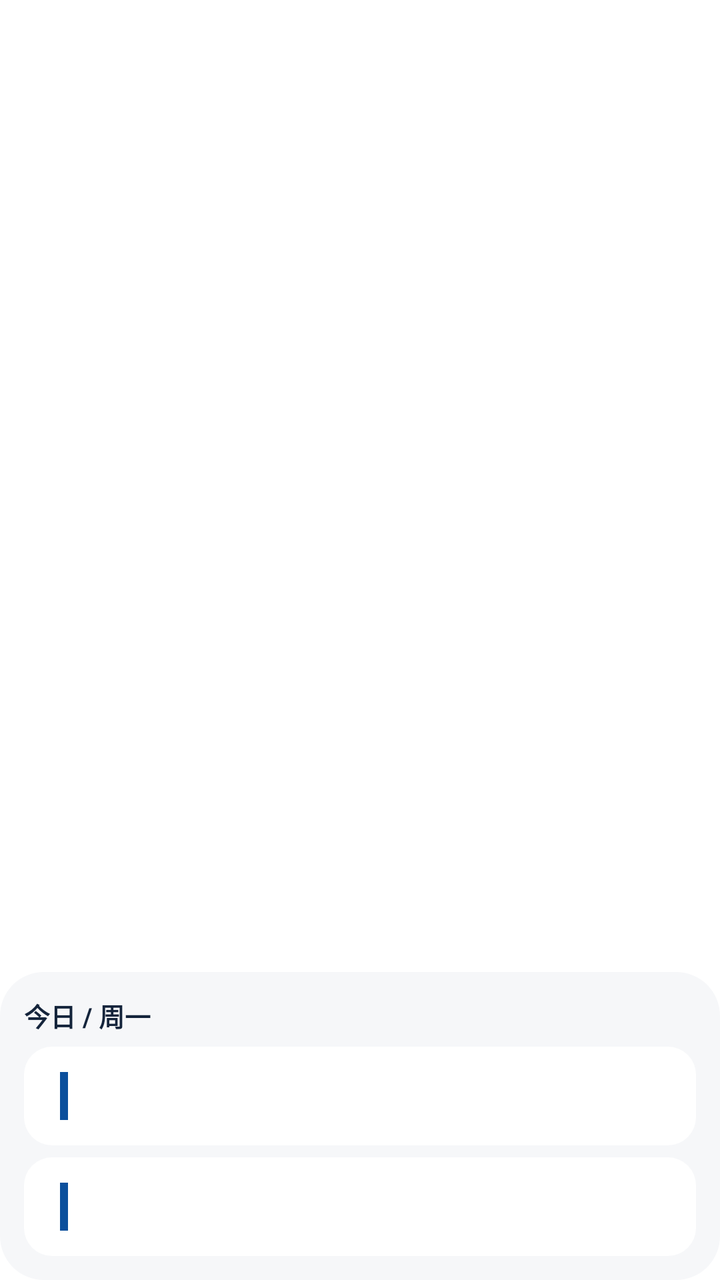
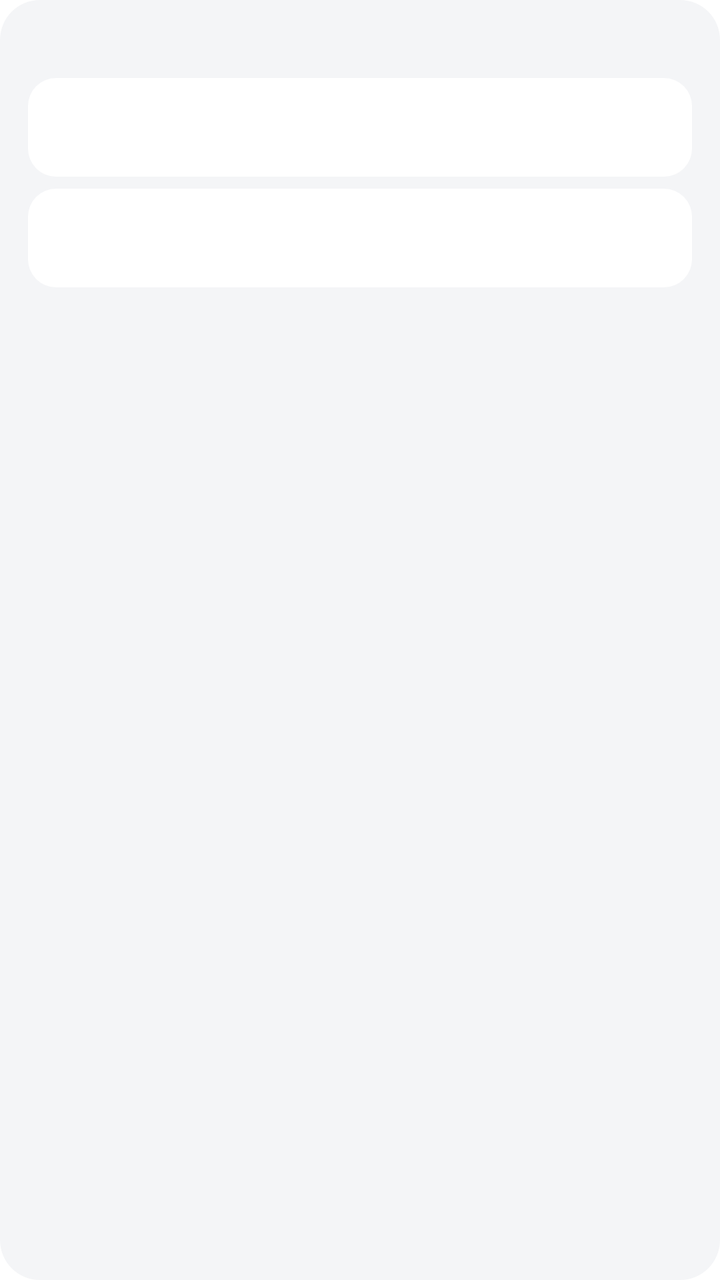

The first picture is an Android layout as it rendered before a commit; the second is the same layout after the commit. The layout source and the unified diff follow.
<!-- AndroidManifest.xml: fallback theme Theme.MaterialComponents.DayNight.NoActionBar -->
<!-- res/layout/widget_timetable_2x4.xml -->
<?xml version="1.0" encoding="utf-8"?>
<FrameLayout xmlns:android="http://schemas.android.com/apk/res/android"
    android:id="@+id/widget_root"
    android:layout_width="match_parent"
    android:layout_height="match_parent"
    android:background="@android:color/transparent">

    <LinearLayout
        android:id="@+id/widget_card"
        android:layout_width="match_parent"
        android:layout_height="wrap_content"
        android:layout_gravity="bottom"
        android:orientation="vertical"
        android:padding="12dp"
        android:background="@drawable/widget_bg">

        <LinearLayout
            android:layout_width="match_parent"
            android:layout_height="wrap_content"
            android:orientation="horizontal">

            <TextView
                android:id="@+id/widget_today"
                android:layout_width="0dp"
                android:layout_height="wrap_content"
                android:layout_weight="1"
                android:text="今日 / 周一"
                android:textSize="13sp"
                android:textStyle="bold"
                android:textColor="#14243B" />

            <TextView
                android:id="@+id/widget_week"
                android:layout_width="wrap_content"
                android:layout_height="wrap_content"
                android:text=""
                android:textSize="12sp"
                android:textColor="#5D7392" />
        </LinearLayout>

        <FrameLayout
            android:layout_width="match_parent"
            android:layout_height="wrap_content"
            android:layout_marginTop="6dp"
            android:minHeight="60dp">

            <TextView
                android:id="@+id/widget_status"
                android:layout_width="match_parent"
                android:layout_height="match_parent"
                android:gravity="center"
                android:textSize="16sp"
                android:textColor="#5D7392"
                android:text="" />

            <LinearLayout
                android:id="@+id/widget_items"
                android:layout_width="match_parent"
                android:layout_height="wrap_content"
                android:orientation="vertical">

                <LinearLayout
                    android:id="@+id/widget_item1"
                    android:layout_width="match_parent"
                    android:layout_height="wrap_content"
                    android:minHeight="40dp"
                    android:orientation="horizontal"
                    android:gravity="center_vertical"
                    android:padding="8dp"
                    android:background="@drawable/widget_row_bg">

                    <TextView
                        android:id="@+id/widget_item1_time"
                        android:layout_width="wrap_content"
                        android:layout_height="wrap_content"
                        android:gravity="center"
                        android:textSize="10.5sp"
                        android:textColor="#5D7392"
                        android:maxLines="2" />

                    <TextView
                        android:id="@+id/widget_item1_bar"
                        android:layout_width="4dp"
                        android:layout_height="24dp"
                        android:layout_marginStart="10dp"
                        android:background="#0B4F9C" />

                    <LinearLayout
                        android:layout_width="0dp"
                        android:layout_height="wrap_content"
                        android:layout_weight="1"
                        android:layout_marginStart="10dp"
                        android:orientation="vertical">

                        <TextView
                            android:id="@+id/widget_item1_name"
                            android:layout_width="match_parent"
                            android:layout_height="wrap_content"
                            android:textSize="13sp"
                            android:textStyle="bold"
                            android:textColor="#14243B"
                            android:maxLines="2"
                            android:ellipsize="end" />

                        <TextView
                            android:id="@+id/widget_item1_info"
                            android:layout_width="match_parent"
                            android:layout_height="wrap_content"
                            android:textSize="10sp"
                            android:textColor="#5D7392"
                            android:maxLines="1"
                            android:ellipsize="end"
                            android:paddingTop="2dp" />
                    </LinearLayout>
                </LinearLayout>

                <LinearLayout
                    android:id="@+id/widget_item2"
                    android:layout_width="match_parent"
                    android:layout_height="wrap_content"
                    android:layout_marginTop="6dp"
                    android:minHeight="40dp"
                    android:orientation="horizontal"
                    android:gravity="center_vertical"
                    android:padding="8dp"
                    android:background="@drawable/widget_row_bg">

                    <TextView
                        android:id="@+id/widget_item2_time"
                        android:layout_width="wrap_content"
                        android:layout_height="wrap_content"
                        android:gravity="center"
                        android:textSize="10.5sp"
                        android:textColor="#5D7392"
                        android:maxLines="2" />

                    <TextView
                        android:id="@+id/widget_item2_bar"
                        android:layout_width="4dp"
                        android:layout_height="24dp"
                        android:layout_marginStart="10dp"
                        android:background="#0B4F9C" />

                    <LinearLayout
                        android:layout_width="0dp"
                        android:layout_height="wrap_content"
                        android:layout_weight="1"
                        android:layout_marginStart="10dp"
                        android:orientation="vertical">

                        <TextView
                            android:id="@+id/widget_item2_name"
                            android:layout_width="match_parent"
                            android:layout_height="wrap_content"
                            android:textSize="13sp"
                            android:textStyle="bold"
                            android:textColor="#14243B"
                            android:maxLines="2"
                            android:ellipsize="end" />

                        <TextView
                            android:id="@+id/widget_item2_info"
                            android:layout_width="match_parent"
                            android:layout_height="wrap_content"
                            android:textSize="10sp"
                            android:textColor="#5D7392"
                            android:maxLines="1"
                            android:ellipsize="end"
                            android:paddingTop="2dp" />
                    </LinearLayout>
                </LinearLayout>
            </LinearLayout>
        </FrameLayout>
    </LinearLayout>
</FrameLayout>
<!-- resources referenced by this layout -->
<resources>
  <!-- drawable widget_bg (drawable) -->
  <?xml version="1.0" encoding="utf-8"?>
  <shape xmlns:android="http://schemas.android.com/apk/res/android"
      android:shape="rectangle">
      <solid android:color="#F6F7F9" />
      <corners android:radius="22dp" />
  </shape>
  <!-- drawable widget_row_bg (drawable) -->
  <?xml version="1.0" encoding="utf-8"?>
  <shape xmlns:android="http://schemas.android.com/apk/res/android"
      android:shape="rectangle">
      <solid android:color="#FFFFFF" />
      <corners android:radius="14dp" />
  </shape>
</resources>

<!-- the commit's change to res/layout/widget_timetable_2x4.xml (unified diff, before → after) -->
@@ -3,55 +3,53 @@
     android:id="@+id/widget_root"
     android:layout_width="match_parent"
     android:layout_height="match_parent"
-    android:background="@android:color/transparent">
+    android:background="@drawable/widget_bg">
 
     <LinearLayout
-        android:id="@+id/widget_card"
         android:layout_width="match_parent"
-        android:layout_height="wrap_content"
-        android:layout_gravity="bottom"
+        android:layout_height="match_parent"
         android:orientation="vertical"
-        android:padding="12dp"
-        android:background="@drawable/widget_bg">
+        android:padding="14dp">
 
         <LinearLayout
             android:layout_width="match_parent"
             android:layout_height="wrap_content"
-            android:orientation="horizontal">
+            android:orientation="horizontal"
+            android:gravity="center_vertical">
 
             <TextView
                 android:id="@+id/widget_today"
                 android:layout_width="0dp"
                 android:layout_height="wrap_content"
                 android:layout_weight="1"
-                android:text="今日 / 周一"
-                android:textSize="13sp"
+                android:textSize="14sp"
                 android:textStyle="bold"
-                android:textColor="#14243B" />
+                android:textColor="@color/widget_title"
+                android:maxLines="1"
+                android:ellipsize="end" />
 
             <TextView
                 android:id="@+id/widget_week"
                 android:layout_width="wrap_content"
                 android:layout_height="wrap_content"
-                android:text=""
                 android:textSize="12sp"
-                android:textColor="#5D7392" />
+                android:textColor="@color/widget_title"
+                android:maxLines="1" />
         </LinearLayout>
 
         <FrameLayout
             android:layout_width="match_parent"
-            android:layout_height="wrap_content"
-            android:layout_marginTop="6dp"
-            android:minHeight="60dp">
+            android:layout_height="0dp"
+            android:layout_weight="1"
+            android:layout_marginTop="6dp">
 
             <TextView
                 android:id="@+id/widget_status"
                 android:layout_width="match_parent"
                 android:layout_height="match_parent"
                 android:gravity="center"
-                android:textSize="16sp"
-                android:textColor="#5D7392"
-                android:text="" />
+                android:textSize="14sp"
+                android:textColor="@color/widget_secondary" />
 
             <LinearLayout
                 android:id="@+id/widget_items"
@@ -63,7 +61,6 @@
                     android:id="@+id/widget_item1"
                     android:layout_width="match_parent"
                     android:layout_height="wrap_content"
-                    android:minHeight="40dp"
                     android:orientation="horizontal"
                     android:gravity="center_vertical"
                     android:padding="8dp"
@@ -73,17 +70,12 @@
                         android:id="@+id/widget_item1_time"
                         android:layout_width="wrap_content"
                         android:layout_height="wrap_content"
+                        android:minWidth="46dp"
                         android:gravity="center"
-                        android:textSize="10.5sp"
-                        android:textColor="#5D7392"
+                        android:textSize="10sp"
+                        android:lineSpacingExtra="1dp"
+                        android:textColor="@color/widget_secondary"
                         android:maxLines="2" />
-
-                    <TextView
-                        android:id="@+id/widget_item1_bar"
-                        android:layout_width="4dp"
-                        android:layout_height="24dp"
-                        android:layout_marginStart="10dp"
-                        android:background="#0B4F9C" />
 
                     <LinearLayout
                         android:layout_width="0dp"
@@ -98,8 +90,8 @@
                             android:layout_height="wrap_content"
                             android:textSize="13sp"
                             android:textStyle="bold"
-                            android:textColor="#14243B"
-                            android:maxLines="2"
+                            android:textColor="@color/widget_primary"
+                            android:maxLines="1"
                             android:ellipsize="end" />
 
                         <TextView
@@ -107,7 +99,7 @@
                             android:layout_width="match_parent"
                             android:layout_height="wrap_content"
                             android:textSize="10sp"
-                            android:textColor="#5D7392"
+                            android:textColor="@color/widget_secondary"
                             android:maxLines="1"
                             android:ellipsize="end"
                             android:paddingTop="2dp" />
@@ -119,7 +111,6 @@
                     android:layout_width="match_parent"
                     android:layout_height="wrap_content"
                     android:layout_marginTop="6dp"
-                    android:minHeight="40dp"
                     android:orientation="horizontal"
                     android:gravity="center_vertical"
                     android:padding="8dp"
@@ -129,17 +120,12 @@
                         android:id="@+id/widget_item2_time"
                         android:layout_width="wrap_content"
                         android:layout_height="wrap_content"
+                        android:minWidth="46dp"
                         android:gravity="center"
-                        android:textSize="10.5sp"
-                        android:textColor="#5D7392"
+                        android:textSize="10sp"
+                        android:lineSpacingExtra="1dp"
+                        android:textColor="@color/widget_secondary"
                         android:maxLines="2" />
-
-                    <TextView
-                        android:id="@+id/widget_item2_bar"
-                        android:layout_width="4dp"
-                        android:layout_height="24dp"
-                        android:layout_marginStart="10dp"
-                        android:background="#0B4F9C" />
 
                     <LinearLayout
                         android:layout_width="0dp"
@@ -154,8 +140,8 @@
                             android:layout_height="wrap_content"
                             android:textSize="13sp"
                             android:textStyle="bold"
-                            android:textColor="#14243B"
-                            android:maxLines="2"
+                            android:textColor="@color/widget_primary"
+                            android:maxLines="1"
                             android:ellipsize="end" />
 
                         <TextView
@@ -163,7 +149,7 @@
                             android:layout_width="match_parent"
                             android:layout_height="wrap_content"
                             android:textSize="10sp"
-                            android:textColor="#5D7392"
+                            android:textColor="@color/widget_secondary"
                             android:maxLines="1"
                             android:ellipsize="end"
                             android:paddingTop="2dp" />
<!-- resource entries referenced after the edit -->
@@ -1,18 +1,23 @@
 <!-- resources referenced by this layout -->
 <resources>
+  <color name="widget_primary">#E6000000</color>
+  <color name="widget_secondary">#66000000</color>
+  <color name="widget_title">#66000000</color>
   <!-- drawable widget_bg (drawable) -->
   <?xml version="1.0" encoding="utf-8"?>
   <shape xmlns:android="http://schemas.android.com/apk/res/android"
       android:shape="rectangle">
-      <solid android:color="#F6F7F9" />
-      <corners android:radius="22dp" />
+      <solid android:color="@color/widget_card_bg" />
+      <corners android:radius="20dp" />
   </shape>
   <!-- drawable widget_row_bg (drawable) -->
   <?xml version="1.0" encoding="utf-8"?>
   <shape xmlns:android="http://schemas.android.com/apk/res/android"
       android:shape="rectangle">
-      <solid android:color="#FFFFFF" />
+      <solid android:color="@color/widget_row_bg" />
       <corners android:radius="14dp" />
   </shape>
+  <color name="widget_card_bg">#F4F5F7</color>
+  <color name="widget_row_bg">#FFFFFFFF</color>
 </resources>
 
